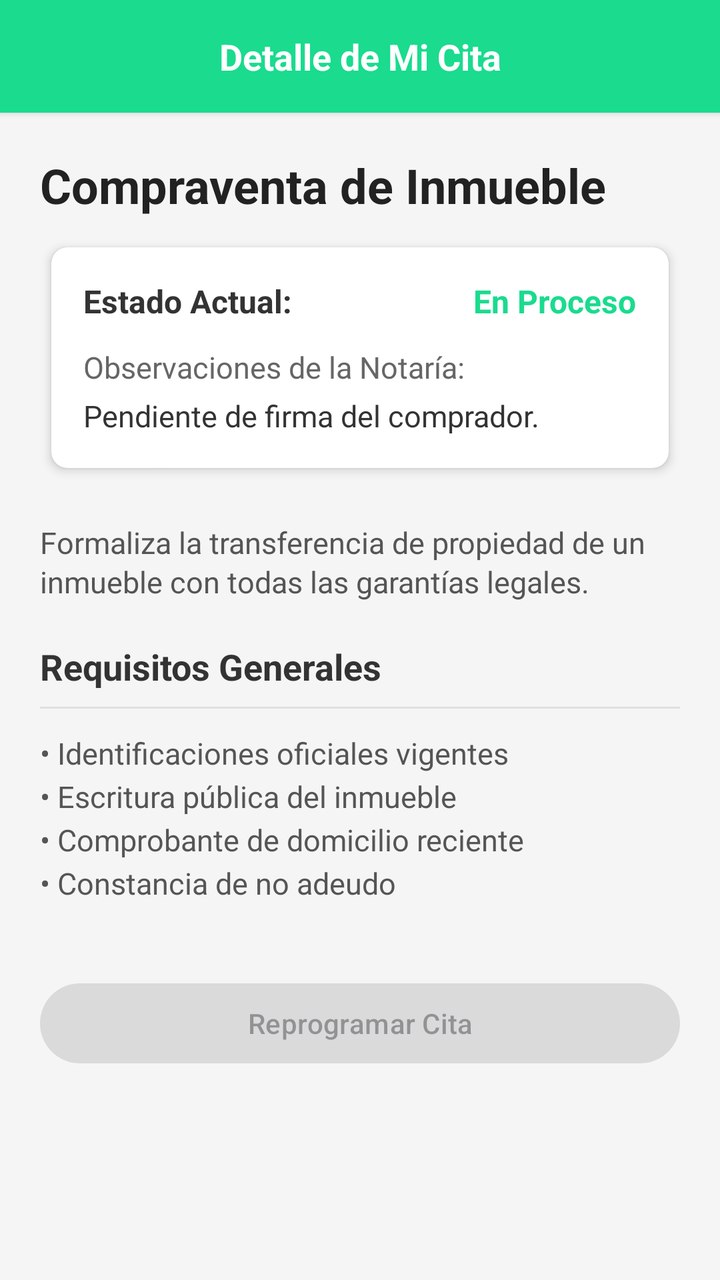
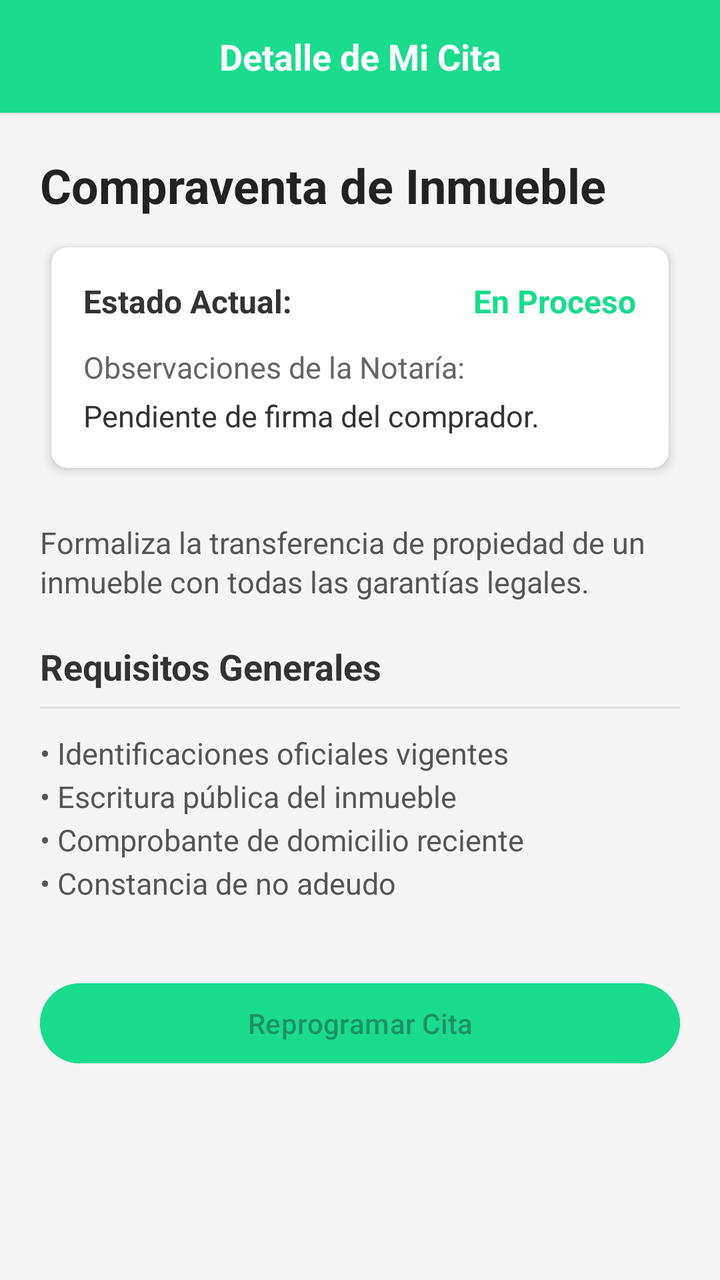

Two renders of the same Android screen: before a commit and after it. Below are the layout's source before the change and the commit's diff.
<!-- AndroidManifest.xml: application theme Theme.Proyecto_Notaria -->
<!-- res/layout/activity_detalle_mi_cita.xml -->
<?xml version="1.0" encoding="utf-8"?>
<ScrollView xmlns:android="http://schemas.android.com/apk/res/android"
    xmlns:app="http://schemas.android.com/apk/res-auto"
    android:layout_width="match_parent"
    android:layout_height="match_parent"
    android:background="@color/fondo_claro">

    <LinearLayout
        android:layout_width="match_parent"
        android:layout_height="wrap_content"
        android:orientation="vertical">

        
        <LinearLayout
            android:layout_width="match_parent"
            android:layout_height="wrap_content"
            android:orientation="horizontal"
            android:padding="16dp"
            android:background="@color/colorPrimary"
            android:elevation="2dp"
            android:gravity="center_vertical">

            <TextView
                android:layout_width="match_parent"
                android:layout_height="wrap_content"
                android:text="Detalle de Mi Cita"
                android:textSize="18sp"
                android:textStyle="bold"
                android:textColor="@color/white"
                android:gravity="center" />
        </LinearLayout>

        
        <LinearLayout
            android:layout_width="match_parent"
            android:layout_height="wrap_content"
            android:orientation="vertical"
            android:padding="20dp">

            
            <TextView
                android:id="@+id/textViewTituloTramite"
                android:layout_width="match_parent"
                android:layout_height="wrap_content"
                android:text="Compraventa de Inmueble"
                android:textSize="24sp"
                android:textStyle="bold"
                android:textColor="#222222"
                android:paddingBottom="8dp" />

            
            <androidx.cardview.widget.CardView
                android:id="@+id/cardViewEstadoTramite"
                android:layout_width="match_parent"
                android:layout_height="wrap_content"
                app:cardCornerRadius="8dp"
                app:cardElevation="3dp"
                android:layout_marginBottom="20dp"
                app:cardUseCompatPadding="true">

                <LinearLayout
                    android:layout_width="match_parent"
                    android:layout_height="wrap_content"
                    android:orientation="vertical"
                    android:padding="16dp">

                    
                    <LinearLayout
                        android:layout_width="match_parent"
                        android:layout_height="wrap_content"
                        android:orientation="horizontal"
                        android:paddingBottom="12dp">

                        <TextView
                            android:layout_width="0dp"
                            android:layout_height="wrap_content"
                            android:layout_weight="1"
                            android:text="Estado Actual:"
                            android:textSize="16sp"
                            android:textStyle="bold"
                            android:textColor="#333333" />

                        <TextView
                            android:id="@+id/textViewEstado"
                            android:layout_width="wrap_content"
                            android:layout_height="wrap_content"
                            android:text="En Proceso"
                            android:textSize="16sp"
                            android:textStyle="bold"
                            android:textColor="@color/colorPrimary" />
                    </LinearLayout>

                    
                    <TextView
                        android:layout_width="wrap_content"
                        android:layout_height="wrap_content"
                        android:text="Observaciones de la Notaría:"
                        android:textSize="15sp"
                        android:textColor="#666666"
                        android:paddingBottom="4dp"/>

                    <TextView
                        android:id="@+id/textViewObservaciones"
                        android:layout_width="match_parent"
                        android:layout_height="wrap_content"
                        android:text="Pendiente de firma del comprador."
                        android:textSize="15sp"
                        android:textColor="#333333" />
                </LinearLayout>
            </androidx.cardview.widget.CardView>

             
            <TextView
                android:id="@+id/textViewDescripcion"
                android:layout_width="match_parent"
                android:layout_height="wrap_content"
                android:text="Formaliza la transferencia de propiedad de un inmueble con todas las garantías legales."
                android:textSize="15sp"
                android:textColor="#555555"
                android:lineSpacingExtra="2dp"
                android:paddingBottom="20dp" />

            
            <TextView
                android:layout_width="match_parent"
                android:layout_height="wrap_content"
                android:text="Requisitos Generales"
                android:textSize="18sp"
                android:textStyle="bold"
                android:textColor="#333333"
                android:paddingBottom="8dp" />

            <View
                android:layout_width="match_parent"
                android:layout_height="1dp"
                android:background="#E0E0E0"
                android:layout_marginBottom="12dp" />

            
            <TextView
                android:id="@+id/textViewRequisitos"
                android:layout_width="match_parent"
                android:layout_height="wrap_content"
                android:text="• Identificaciones oficiales vigentes\n• Escritura pública del inmueble\n• Comprobante de domicilio reciente\n• Constancia de no adeudo"
                android:textSize="15sp"
                android:textColor="#555555"
                android:lineSpacingExtra="4dp"
                android:paddingBottom="20dp" />

            
            <Button
                android:id="@+id/buttonReprogramarCita"
                android:layout_width="match_parent"
                android:layout_height="wrap_content"
                android:text="Reprogramar Cita"
                android:layout_marginTop="16dp"
                android:enabled="false" />

        </LinearLayout>
    </LinearLayout>
</ScrollView>
<!-- resources referenced by this layout -->
<resources>
  <color name="colorPrimary">#1adb8e</color>
  <color name="fondo_claro">#F5F5F5</color>
  <color name="white">#FFFFFFFF</color>
  <style name="Theme.Proyecto_Notaria" parent="Base.Theme.Proyecto_Notaria" />
  <style name="Base.Theme.Proyecto_Notaria" parent="Theme.Material3.DayNight.NoActionBar">
          
          
      </style>
</resources>

<!-- the commit's change to res/layout/activity_detalle_mi_cita.xml (unified diff, before → after) -->
@@ -153,6 +153,7 @@
                 android:layout_width="match_parent"
                 android:layout_height="wrap_content"
                 android:text="Reprogramar Cita"
+                android:backgroundTint="#1adb8e"
                 android:layout_marginTop="16dp"
                 android:enabled="false" />
 
